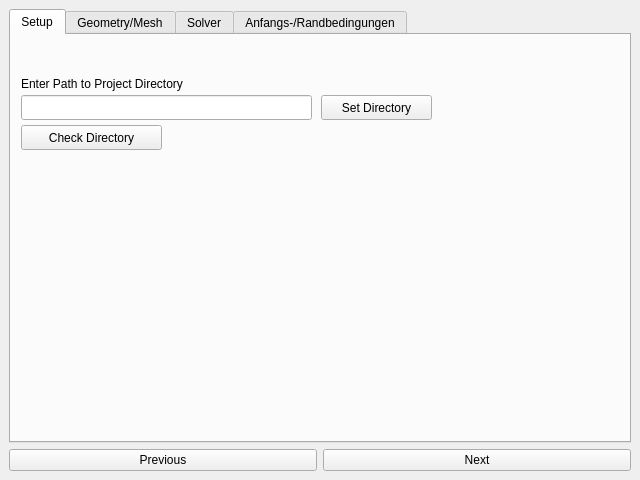
IskandarTG/testgui, file mainwindow.ui: the form before one commit.
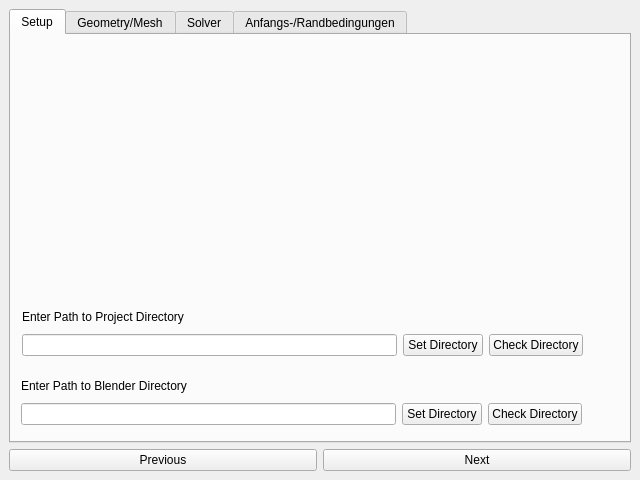
The form after the commit.

Commit message:
blender directory
blender directory

Patch:
```diff
--- a/mainwindow.ui
+++ b/mainwindow.ui
@@ -60,54 +60,77 @@
        <attribute name="title">
         <string>Setup</string>
        </attribute>
-       <widget class="QLineEdit" name="ProjectDir">
+       <widget class="QWidget" name="">
         <property name="geometry">
          <rect>
-          <x>10</x>
-          <y>60</y>
-          <width>291</width>
-          <height>25</height>
+          <x>11</x>
+          <y>271</y>
+          <width>561</width>
+          <height>50</height>
          </rect>
         </property>
+        <layout class="QGridLayout" name="Project">
+         <item row="1" column="1">
+          <widget class="QPushButton" name="SetProjectDir_Button">
+           <property name="text">
+            <string>Set Directory</string>
+           </property>
+          </widget>
+         </item>
+         <item row="0" column="0">
+          <widget class="QLabel" name="Text_ProjectDir">
+           <property name="text">
+            <string>Enter Path to Project Directory</string>
+           </property>
+          </widget>
+         </item>
+         <item row="1" column="2">
+          <widget class="QPushButton" name="CheckProjectDir_Button">
+           <property name="text">
+            <string>Check Directory</string>
+           </property>
+          </widget>
+         </item>
+         <item row="1" column="0">
+          <widget class="QLineEdit" name="ProjectDir"/>
+         </item>
+        </layout>
        </widget>
-       <widget class="QLabel" name="Text_ProjectDir">
+       <widget class="QWidget" name="">
         <property name="geometry">
          <rect>
           <x>10</x>
-          <y>40</y>
-          <width>241</width>
-          <height>17</height>
+          <y>340</y>
+          <width>561</width>
+          <height>50</height>
          </rect>
         </property>
-        <property name="text">
-         <string>Enter Path to Project Directory</string>
-        </property>
-       </widget>
-       <widget class="QPushButton" name="SetProjectDir_Button">
-        <property name="geometry">
-         <rect>
-          <x>310</x>
-          <y>60</y>
-          <width>111</width>
-          <height>25</height>
-         </rect>
-        </property>
-        <property name="text">
-         <string>Set Directory</string>
-        </property>
-       </widget>
-       <widget class="QPushButton" name="CheckProjectDir_Button">
-        <property name="geometry">
-         <rect>
-          <x>10</x>
-          <y>90</y>
-          <width>141</width>
-          <height>25</height>
-         </rect>
-        </property>
-        <property name="text">
-         <string>Check Directory</string>
-        </property>
+        <layout class="QGridLayout" name="Blender">
+         <item row="0" column="0">
+          <widget class="QLabel" name="Text_BleDir">
+           <property name="text">
+            <string>Enter Path to Blender Directory</string>
+           </property>
+          </widget>
+         </item>
+         <item row="1" column="0">
+          <widget class="QLineEdit" name="BleDir"/>
+         </item>
+         <item row="1" column="1">
+          <widget class="QPushButton" name="SetBleDir_Button">
+           <property name="text">
+            <string>Set Directory</string>
+           </property>
+          </widget>
+         </item>
+         <item row="1" column="2">
+          <widget class="QPushButton" name="CheckBleDir_Button">
+           <property name="text">
+            <string>Check Directory</string>
+           </property>
+          </widget>
+         </item>
+        </layout>
        </widget>
       </widget>
       <widget class="QWidget" name="Mesh_Tab">
```
The commit also changes 3 other files.
